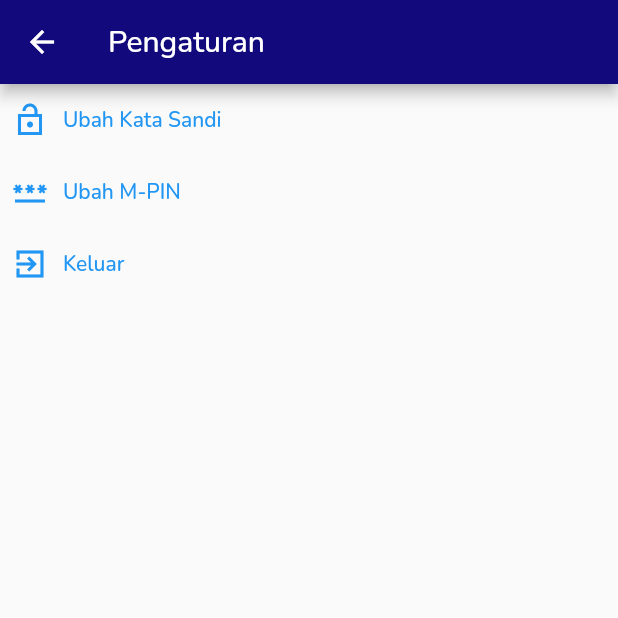
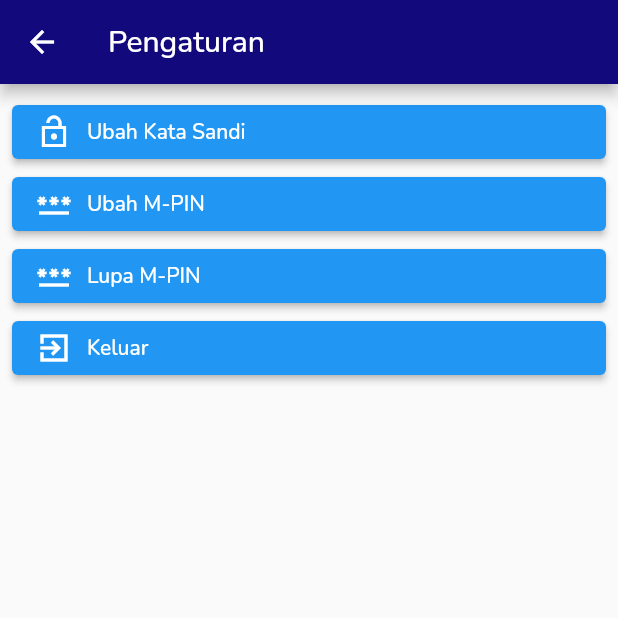
Before and after one commit to nangs/wincoremobile-1, a Flutter app: the Home screen opened directly with empty values, scrolled down 56 dp, after a tap on "Pengaturan", on a phone screen of 412 x 824 dp, the top half of it. Run offline on Flutter 3.47's test engine with Material 2 defaults, Android fonts, the phone set to English and light mode, and no system bars; our stand-ins replace bloc, carousel_slider, dartz, dio, firebase_auth, firebase_core and 3 more; missing offline and left inert: firebase_auth_web, firebase_core_web; accounts and stored records are empty.

Commit message:
Clean Up

```diff
--- a/lib/screen/auth/forgot_mpin/forgot_mpin.dart
+++ b/lib/screen/auth/forgot_mpin/forgot_mpin.dart
@@ -2,7 +2,11 @@ import 'package:flutter/material.dart';
 import 'package:wincoremobile/screen/auth/welcome.dart';
 
 class ForgotMPin extends StatefulWidget {
-  const ForgotMPin({Key? key}) : super(key: key);
+  ForgotMPin({Key? key, required this.noRek, required this.username})
+      : super(key: key);
+
+  String noRek;
+  String username;
 
   @override
   State<ForgotMPin> createState() => _ForgotMPinState();
--- a/lib/screen/panel/home/home.dart
+++ b/lib/screen/panel/home/home.dart
@@ -87,8 +87,11 @@ class _HomeState extends State<Home> {
               leading: const Icon(Icons.settings),
               title: const Text('Settings'),
               onTap: () => {
-                Navigator.of(context).push(
-                    MaterialPageRoute(builder: (context) => const Settings())),
+                Navigator.of(context).push(MaterialPageRoute(
+                    builder: (context) => Settings(
+                          noRek: widget.no_rek,
+                          username: widget.username,
+                        ))),
               },
             ),
           ],
@@ -355,7 +358,10 @@ class _HomeState extends State<Home> {
                               child: InkWell(
                                 onTap: () {
                                   Navigator.of(context).push(MaterialPageRoute(
-                                      builder: (context) => const Settings()));
+                                      builder: (context) => Settings(
+                                            noRek: widget.no_rek,
+                                            username: widget.no_rek,
+                                          )));
                                 },
                                 child: Column(
                                   mainAxisAlignment: MainAxisAlignment.center,
--- a/lib/screen/panel/settings/settings.dart
+++ b/lib/screen/panel/settings/settings.dart
@@ -1,12 +1,18 @@
+// ignore_for_file: must_be_immutable
+
 import 'package:flutter/material.dart';
 import 'package:wincoremobile/screen/auth/change_mpin/change_mpin.dart';
 import 'package:wincoremobile/screen/auth/change_password/change_password.dart';
+import 'package:wincoremobile/screen/auth/forgot_mpin/forgot_mpin.dart';
 import 'package:wincoremobile/screen/auth/sign_in/sign_in.dart';
 import 'package:wincoremobile/helper/icon_with_label.dart';
 
 class Settings extends StatefulWidget {
-  const Settings({Key? key}) : super(key: key);
+  Settings({Key? key, required this.noRek, required this.username})
+      : super(key: key);
 
+  String noRek;
+  String username;
   @override
   _SettingsState createState() => _SettingsState();
 }
@@ -22,9 +28,11 @@ class _SettingsState extends State<Settings> {
       resizeToAvoidBottomInset: false,
       body: SafeArea(
         child: SingleChildScrollView(
+          child: Padding(
+            padding: const EdgeInsets.all(8.0),
             child: Column(
               children: [
-              TextButton(
+                ElevatedButton(
                   onPressed: () {
                     Navigator.of(context).push(MaterialPageRoute(
                         builder: (context) => const ChangePassword()));
@@ -34,7 +42,7 @@ class _SettingsState extends State<Settings> {
                     icon: Icons.lock_open_sharp,
                   ),
                 ),
-              TextButton(
+                ElevatedButton(
                   onPressed: () {
                     Navigator.of(context).push(MaterialPageRoute(
                         builder: (context) => const ChangeMPin()));
@@ -44,10 +52,23 @@ class _SettingsState extends State<Settings> {
                     icon: Icons.password_sharp,
                   ),
                 ),
-              TextButton(
+                ElevatedButton(
                   onPressed: () {
-                  Navigator.of(context).pushReplacement(
-                      MaterialPageRoute(builder: (context) => const SignIn()));
+                    Navigator.of(context).push(MaterialPageRoute(
+                        builder: (context) => ForgotMPin(
+                              noRek: widget.noRek,
+                              username: widget.username,
+                            )));
+                  },
+                  child: const HorizontalFlatMenuWithIcon(
+                    nameMenu: 'Lupa M-PIN',
+                    icon: Icons.password_sharp,
+                  ),
+                ),
+                ElevatedButton(
+                  onPressed: () {
+                    Navigator.of(context).pushReplacement(MaterialPageRoute(
+                        builder: (context) => const SignIn()));
                   },
                   child: const HorizontalFlatMenuWithIcon(
                     nameMenu: 'Keluar',
@@ -58,6 +79,7 @@ class _SettingsState extends State<Settings> {
             ),
           ),
         ),
+      ),
     );
   }
 }
```
Also changed, not shown: assets/images/illustration/illustration-6.png (added). Lines whose indentation alone changed are shown as unchanged.
